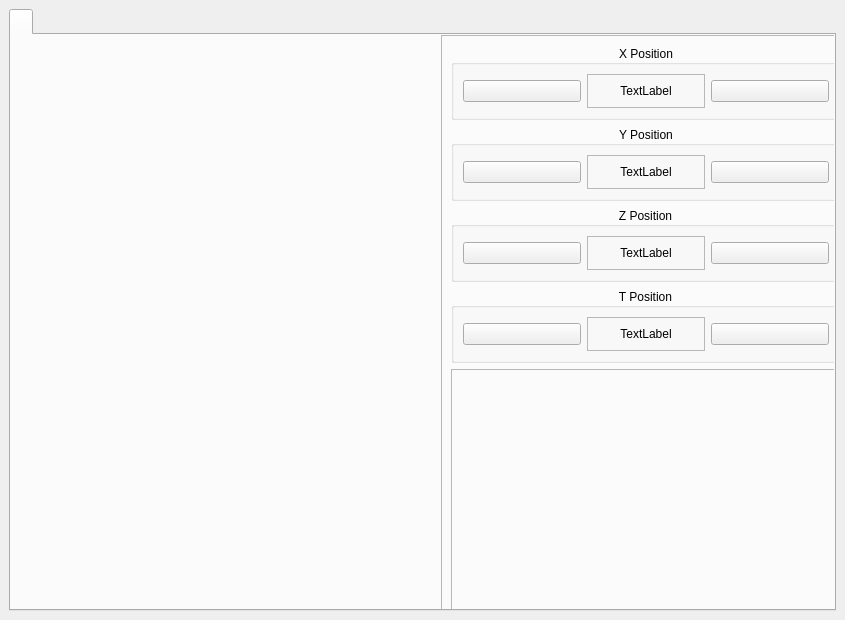
listpplo/AtopRobo, file UI_Files/RoboTeach.ui: the form before one commit.
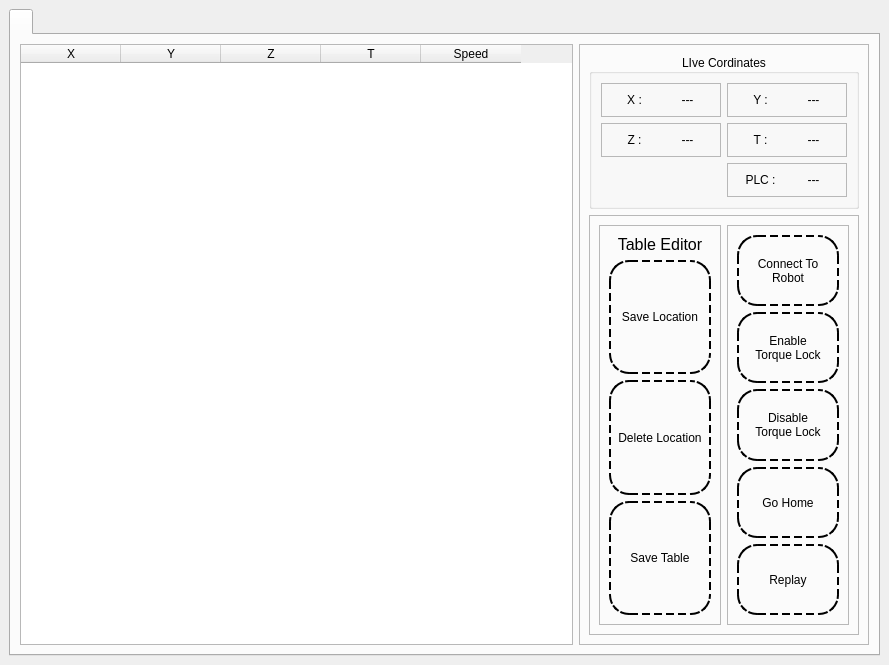
The form after the commit. Icons and pictures are not drawn.

The edit to the form file:
```diff
--- a/UI_Files/RoboTeach.ui
+++ b/UI_Files/RoboTeach.ui
@@ -6,8 +6,8 @@
    <rect>
     <x>0</x>
     <y>0</y>
-    <width>845</width>
-    <height>620</height>
+    <width>889</width>
+    <height>665</height>
    </rect>
   </property>
   <property name="windowTitle">
@@ -21,21 +21,53 @@
        <attribute name="title">
         <string/>
        </attribute>
+       <layout class="QHBoxLayout" name="horizontalLayout_2">
+        <item>
+         <widget class="QTableWidget" name="tableWidget">
+          <property name="alternatingRowColors">
+           <bool>true</bool>
+          </property>
+          <column>
+           <property name="text">
+            <string>X</string>
+           </property>
+          </column>
+          <column>
+           <property name="text">
+            <string>Y</string>
+           </property>
+          </column>
+          <column>
+           <property name="text">
+            <string>Z</string>
+           </property>
+          </column>
+          <column>
+           <property name="text">
+            <string>T</string>
+           </property>
+          </column>
+          <column>
+           <property name="text">
+            <string>Speed</string>
+           </property>
+          </column>
+         </widget>
+        </item>
+        <item>
        <widget class="QFrame" name="frame">
-        <property name="geometry">
-         <rect>
-          <x>430</x>
-          <y>0</y>
-          <width>410</width>
-          <height>602</height>
-         </rect>
-        </property>
         <property name="sizePolicy">
          <sizepolicy hsizetype="Expanding" vsizetype="Preferred">
           <horstretch>0</horstretch>
           <verstretch>0</verstretch>
          </sizepolicy>
         </property>
+          <property name="maximumSize">
+           <size>
+            <width>290</width>
+            <height>16777215</height>
+           </size>
+          </property>
         <property name="frameShape">
          <enum>QFrame::Shape::StyledPanel</enum>
         </property>
@@ -46,33 +78,77 @@
          <item>
           <widget class="QGroupBox" name="groupBox">
            <property name="title">
-            <string>X Position</string>
+              <string>LIve Cordinates</string>
            </property>
            <property name="alignment">
             <set>Qt::AlignmentFlag::AlignCenter</set>
            </property>
-           <layout class="QHBoxLayout" name="horizontalLayout_2">
+             <layout class="QGridLayout" name="gridLayout">
+              <item row="0" column="1">
+               <widget class="QFrame" name="frame_4">
+                <property name="frameShape">
+                 <enum>QFrame::Shape::StyledPanel</enum>
+                </property>
+                <property name="frameShadow">
+                 <enum>QFrame::Shadow::Raised</enum>
+                </property>
+                <layout class="QHBoxLayout" name="horizontalLayout_7">
             <item>
-             <widget class="QPushButton" name="pushButton">
-              <property name="toolTip">
-               <string>forward</string>
-              </property>
+                  <widget class="QLabel" name="label_3">
+                   <property name="text">
+                    <string>Y :</string>
+                   </property>
+                   <property name="alignment">
+                    <set>Qt::AlignmentFlag::AlignCenter</set>
+                   </property>
+                  </widget>
+                 </item>
+                 <item>
+                  <widget class="QLabel" name="label_4">
               <property name="text">
-               <string/>
-              </property>
-              <property name="icon">
-               <iconset resource="assets.qrc">
-                <normaloff>:/icons/Asstes/Icons/icons8-go-back-64.png</normaloff>:/icons/Asstes/Icons/icons8-go-back-64.png</iconset>
-              </property>
-              <property name="iconSize">
-               <size>
-                <width>50</width>
-                <height>50</height>
-               </size>
-              </property>
+                    <string>---</string>
+                   </property>
+                   <property name="alignment">
+                    <set>Qt::AlignmentFlag::AlignCenter</set>
+                   </property>
+                  </widget>
+                 </item>
+                </layout>
+               </widget>
+              </item>
+              <item row="1" column="1">
+               <widget class="QFrame" name="frame_6">
+                <property name="frameShape">
+                 <enum>QFrame::Shape::StyledPanel</enum>
+                </property>
+                <property name="frameShadow">
+                 <enum>QFrame::Shadow::Raised</enum>
+                </property>
+                <layout class="QHBoxLayout" name="horizontalLayout_10">
+                 <item>
+                  <widget class="QLabel" name="label_9">
+                   <property name="text">
+                    <string>T :</string>
+                   </property>
+                   <property name="alignment">
+                    <set>Qt::AlignmentFlag::AlignCenter</set>
+                   </property>
              </widget>
             </item>
             <item>
+                  <widget class="QLabel" name="label_10">
+                   <property name="text">
+                    <string>---</string>
+                   </property>
+                   <property name="alignment">
+                    <set>Qt::AlignmentFlag::AlignCenter</set>
+                   </property>
+                  </widget>
+                 </item>
+                </layout>
+               </widget>
+              </item>
+              <item row="0" column="0">
              <widget class="QFrame" name="frame_3">
               <property name="frameShape">
                <enum>QFrame::Shape::StyledPanel</enum>
@@ -84,78 +160,17 @@
                <item>
                 <widget class="QLabel" name="label">
                  <property name="text">
-                  <string>TextLabel</string>
+                    <string>X :</string>
                  </property>
                  <property name="alignment">
                   <set>Qt::AlignmentFlag::AlignCenter</set>
                  </property>
                 </widget>
                </item>
-              </layout>
-             </widget>
-            </item>
-            <item>
-             <widget class="QPushButton" name="pushButton_2">
-              <property name="text">
-               <string/>
-              </property>
-              <property name="icon">
-               <iconset resource="assets.qrc">
-                <normaloff>:/icons/Asstes/Icons/icons8-circled-right-64.png</normaloff>:/icons/Asstes/Icons/icons8-circled-right-64.png</iconset>
-              </property>
-              <property name="iconSize">
-               <size>
-                <width>50</width>
-                <height>50</height>
-               </size>
-              </property>
-             </widget>
-            </item>
-           </layout>
-          </widget>
-         </item>
-         <item>
-          <widget class="QGroupBox" name="groupBox_2">
-           <property name="title">
-            <string>Y Position</string>
-           </property>
-           <property name="alignment">
-            <set>Qt::AlignmentFlag::AlignCenter</set>
-           </property>
-           <layout class="QHBoxLayout" name="horizontalLayout_3">
-            <item>
-             <widget class="QPushButton" name="pushButton_3">
-              <property name="toolTip">
-               <string>forward</string>
-              </property>
-              <property name="text">
-               <string/>
-              </property>
-              <property name="icon">
-               <iconset resource="assets.qrc">
-                <normaloff>:/icons/Asstes/Icons/icons8-go-back-64.png</normaloff>:/icons/Asstes/Icons/icons8-go-back-64.png</iconset>
-              </property>
-              <property name="iconSize">
-               <size>
-                <width>50</width>
-                <height>50</height>
-               </size>
-              </property>
-             </widget>
-            </item>
-            <item>
-             <widget class="QFrame" name="frame_4">
-              <property name="frameShape">
-               <enum>QFrame::Shape::StyledPanel</enum>
-              </property>
-              <property name="frameShadow">
-               <enum>QFrame::Shadow::Raised</enum>
-              </property>
-              <layout class="QHBoxLayout" name="horizontalLayout_7">
                <item>
                 <widget class="QLabel" name="label_2">
                  <property name="text">
-                  <string>TextLabel</string>
+                    <string>---</string>
                  </property>
                  <property name="alignment">
                   <set>Qt::AlignmentFlag::AlignCenter</set>
@@ -165,56 +180,7 @@
               </layout>
              </widget>
             </item>
-            <item>
-             <widget class="QPushButton" name="pushButton_4">
-              <property name="text">
-               <string/>
-              </property>
-              <property name="icon">
-               <iconset resource="assets.qrc">
-                <normaloff>:/icons/Asstes/Icons/icons8-circled-right-64.png</normaloff>:/icons/Asstes/Icons/icons8-circled-right-64.png</iconset>
-              </property>
-              <property name="iconSize">
-               <size>
-                <width>50</width>
-                <height>50</height>
-               </size>
-              </property>
-             </widget>
-            </item>
-           </layout>
-          </widget>
-         </item>
-         <item>
-          <widget class="QGroupBox" name="groupBox_3">
-           <property name="title">
-            <string>Z Position</string>
-           </property>
-           <property name="alignment">
-            <set>Qt::AlignmentFlag::AlignCenter</set>
-           </property>
-           <layout class="QHBoxLayout" name="horizontalLayout_4">
-            <item>
-             <widget class="QPushButton" name="pushButton_5">
-              <property name="toolTip">
-               <string>forward</string>
-              </property>
-              <property name="text">
-               <string/>
-              </property>
-              <property name="icon">
-               <iconset resource="assets.qrc">
-                <normaloff>:/icons/Asstes/Icons/icons8-go-back-64.png</normaloff>:/icons/Asstes/Icons/icons8-go-back-64.png</iconset>
-              </property>
-              <property name="iconSize">
-               <size>
-                <width>50</width>
-                <height>50</height>
-               </size>
-              </property>
-             </widget>
-            </item>
-            <item>
+              <item row="1" column="0">
              <widget class="QFrame" name="frame_5">
               <property name="frameShape">
                <enum>QFrame::Shape::StyledPanel</enum>
@@ -222,106 +188,60 @@
               <property name="frameShadow">
                <enum>QFrame::Shadow::Raised</enum>
               </property>
-              <layout class="QHBoxLayout" name="horizontalLayout_8">
-               <item>
-                <widget class="QLabel" name="label_3">
-                 <property name="text">
-                  <string>TextLabel</string>
-                 </property>
-                 <property name="alignment">
-                  <set>Qt::AlignmentFlag::AlignCenter</set>
-                 </property>
-                </widget>
-               </item>
-              </layout>
-             </widget>
-            </item>
-            <item>
-             <widget class="QPushButton" name="pushButton_6">
-              <property name="text">
-               <string/>
-              </property>
-              <property name="icon">
-               <iconset resource="assets.qrc">
-                <normaloff>:/icons/Asstes/Icons/icons8-circled-right-64.png</normaloff>:/icons/Asstes/Icons/icons8-circled-right-64.png</iconset>
-              </property>
-              <property name="iconSize">
-               <size>
-                <width>50</width>
-                <height>50</height>
-               </size>
-              </property>
-             </widget>
-            </item>
-           </layout>
-          </widget>
-         </item>
-         <item>
-          <widget class="QGroupBox" name="groupBox_4">
-           <property name="title">
-            <string>T Position</string>
-           </property>
-           <property name="alignment">
-            <set>Qt::AlignmentFlag::AlignCenter</set>
-           </property>
-           <layout class="QHBoxLayout" name="horizontalLayout_5">
-            <item>
-             <widget class="QPushButton" name="pushButton_7">
-              <property name="toolTip">
-               <string>forward</string>
-              </property>
-              <property name="text">
-               <string/>
-              </property>
-              <property name="icon">
-               <iconset resource="assets.qrc">
-                <normaloff>:/icons/Asstes/Icons/icons8-go-back-64.png</normaloff>:/icons/Asstes/Icons/icons8-go-back-64.png</iconset>
-              </property>
-              <property name="iconSize">
-               <size>
-                <width>50</width>
-                <height>50</height>
-               </size>
-              </property>
-             </widget>
-            </item>
-            <item>
-             <widget class="QFrame" name="frame_6">
-              <property name="frameShape">
-               <enum>QFrame::Shape::StyledPanel</enum>
-              </property>
-              <property name="frameShadow">
-               <enum>QFrame::Shadow::Raised</enum>
-              </property>
               <layout class="QHBoxLayout" name="horizontalLayout_9">
                <item>
-                <widget class="QLabel" name="label_4">
+                  <widget class="QLabel" name="label_7">
                  <property name="text">
-                  <string>TextLabel</string>
+                    <string>Z :</string>
                  </property>
                  <property name="alignment">
                   <set>Qt::AlignmentFlag::AlignCenter</set>
                  </property>
                 </widget>
                </item>
+                 <item>
+                  <widget class="QLabel" name="label_8">
+                   <property name="text">
+                    <string>---</string>
+                   </property>
+                   <property name="alignment">
+                    <set>Qt::AlignmentFlag::AlignCenter</set>
+                   </property>
+                  </widget>
+                 </item>
               </layout>
              </widget>
             </item>
+              <item row="2" column="1">
+               <widget class="QFrame" name="frame_9">
+                <property name="frameShape">
+                 <enum>QFrame::Shape::StyledPanel</enum>
+                </property>
+                <property name="frameShadow">
+                 <enum>QFrame::Shadow::Raised</enum>
+                </property>
+                <layout class="QHBoxLayout" name="horizontalLayout_11">
             <item>
-             <widget class="QPushButton" name="pushButton_8">
+                  <widget class="QLabel" name="label_12">
               <property name="text">
-               <string/>
-              </property>
-              <property name="icon">
-               <iconset resource="assets.qrc">
-                <normaloff>:/icons/Asstes/Icons/icons8-circled-right-64.png</normaloff>:/icons/Asstes/Icons/icons8-circled-right-64.png</iconset>
-              </property>
-              <property name="iconSize">
-               <size>
-                <width>50</width>
-                <height>50</height>
-               </size>
-              </property>
+                    <string>PLC :</string>
+                   </property>
+                   <property name="alignment">
+                    <set>Qt::AlignmentFlag::AlignCenter</set>
+                   </property>
+                  </widget>
+                 </item>
+                 <item>
+                  <widget class="QLabel" name="label_13">
+                   <property name="text">
+                    <string>---</string>
+                   </property>
+                   <property name="alignment">
+                    <set>Qt::AlignmentFlag::AlignCenter</set>
+                   </property>
+                  </widget>
+                 </item>
+                </layout>
              </widget>
             </item>
            </layout>
@@ -341,10 +261,328 @@
            <property name="frameShadow">
             <enum>QFrame::Shadow::Raised</enum>
            </property>
-          </widget>
-         </item>
-        </layout>
-       </widget>
+             <layout class="QGridLayout" name="gridLayout_2">
+              <item row="2" column="1">
+               <widget class="QFrame" name="frame_7">
+                <property name="frameShape">
+                 <enum>QFrame::Shape::StyledPanel</enum>
+                </property>
+                <property name="frameShadow">
+                 <enum>QFrame::Shadow::Raised</enum>
+                </property>
+                <layout class="QVBoxLayout" name="verticalLayout_2">
+                 <item>
+                  <widget class="QPushButton" name="pushButton_5">
+                   <property name="sizePolicy">
+                    <sizepolicy hsizetype="Minimum" vsizetype="Expanding">
+                     <horstretch>0</horstretch>
+                     <verstretch>0</verstretch>
+                    </sizepolicy>
+                   </property>
+                   <property name="styleSheet">
+                    <string notr="true">QPushButton{
+	border:2px dashed black;
+	border-radius:20%;
+}
+
+QPushButton::hover{
+	background-color: rgb(252, 255, 51);
+	border:2px dashed black;
+	border-radius:20%;
+}
+
+QPushButton::checked{
+	background-color: rgb(25, 255, 140);
+	border:2px dashed black;
+	border-radius:20%;
+}</string>
+                   </property>
+                   <property name="text">
+                    <string>Connect To
+Robot</string>
+                   </property>
+                   <property name="checkable">
+                    <bool>true</bool>
+                   </property>
+                  </widget>
+                 </item>
+                 <item>
+                  <widget class="QPushButton" name="pushButton">
+                   <property name="sizePolicy">
+                    <sizepolicy hsizetype="Minimum" vsizetype="Expanding">
+                     <horstretch>0</horstretch>
+                     <verstretch>0</verstretch>
+                    </sizepolicy>
+                   </property>
+                   <property name="styleSheet">
+                    <string notr="true">QPushButton{
+	border:2px dashed black;
+	border-radius:20%;
+}
+
+QPushButton::hover{
+	background-color: rgb(252, 255, 51);
+	border:2px dashed black;
+	border-radius:20%;
+}
+
+QPushButton::checked{
+	background-color: rgb(25, 255, 140);
+	border:2px dashed black;
+	border-radius:20%;
+}</string>
+                   </property>
+                   <property name="text">
+                    <string>Enable
+Torque Lock</string>
+                   </property>
+                   <property name="checkable">
+                    <bool>true</bool>
+                   </property>
+                  </widget>
+                 </item>
+                 <item>
+                  <widget class="QPushButton" name="pushButton_6">
+                   <property name="sizePolicy">
+                    <sizepolicy hsizetype="Minimum" vsizetype="Expanding">
+                     <horstretch>0</horstretch>
+                     <verstretch>0</verstretch>
+                    </sizepolicy>
+                   </property>
+                   <property name="styleSheet">
+                    <string notr="true">QPushButton{
+	border:2px dashed black;
+	border-radius:20%;
+}
+
+QPushButton::hover{
+	background-color: rgb(252, 255, 51);
+	border:2px dashed black;
+	border-radius:20%;
+}
+
+QPushButton::checked{
+	background-color: rgb(25, 255, 140);
+	border:2px dashed black;
+	border-radius:20%;
+}</string>
+                   </property>
+                   <property name="text">
+                    <string>Disable
+Torque Lock</string>
+                   </property>
+                   <property name="checkable">
+                    <bool>true</bool>
+                   </property>
+                  </widget>
+                 </item>
+                 <item>
+                  <widget class="QPushButton" name="pushButton_10">
+                   <property name="sizePolicy">
+                    <sizepolicy hsizetype="Minimum" vsizetype="Expanding">
+                     <horstretch>0</horstretch>
+                     <verstretch>0</verstretch>
+                    </sizepolicy>
+                   </property>
+                   <property name="styleSheet">
+                    <string notr="true">QPushButton{
+	border:2px dashed black;
+	border-radius:20%;
+}
+
+QPushButton::hover{
+	background-color: rgb(252, 255, 51);
+	border:2px dashed black;
+	border-radius:20%;
+}
+
+QPushButton::checked{
+	background-color: rgb(25, 255, 140);
+	border:2px dashed black;
+	border-radius:20%;
+}</string>
+                   </property>
+                   <property name="text">
+                    <string>Go Home</string>
+                   </property>
+                   <property name="checkable">
+                    <bool>true</bool>
+                   </property>
+                  </widget>
+                 </item>
+                 <item>
+                  <widget class="QPushButton" name="pushButton_4">
+                   <property name="sizePolicy">
+                    <sizepolicy hsizetype="Minimum" vsizetype="Expanding">
+                     <horstretch>0</horstretch>
+                     <verstretch>0</verstretch>
+                    </sizepolicy>
+                   </property>
+                   <property name="styleSheet">
+                    <string notr="true">QPushButton{
+	border:2px dashed black;
+	border-radius:20%;
+}
+
+QPushButton::hover{
+	background-color: rgb(252, 255, 51);
+	border:2px dashed black;
+	border-radius:20%;
+}
+
+QPushButton::checked{
+	background-color: rgb(25, 255, 140);
+	border:2px dashed black;
+	border-radius:20%;
+}</string>
+                   </property>
+                   <property name="text">
+                    <string>Replay</string>
+                   </property>
+                   <property name="checkable">
+                    <bool>false</bool>
+                   </property>
+                  </widget>
+                 </item>
+                </layout>
+               </widget>
+              </item>
+              <item row="2" column="0">
+               <widget class="QFrame" name="frame_8">
+                <property name="frameShape">
+                 <enum>QFrame::Shape::StyledPanel</enum>
+                </property>
+                <property name="frameShadow">
+                 <enum>QFrame::Shadow::Raised</enum>
+                </property>
+                <layout class="QVBoxLayout" name="verticalLayout_3">
+                 <item>
+                  <widget class="QLabel" name="label_11">
+                   <property name="font">
+                    <font>
+                     <pointsize>12</pointsize>
+                    </font>
+                   </property>
+                   <property name="text">
+                    <string>Table Editor</string>
+                   </property>
+                   <property name="alignment">
+                    <set>Qt::AlignmentFlag::AlignCenter</set>
+                   </property>
+                  </widget>
+                 </item>
+                 <item>
+                  <widget class="QPushButton" name="pushButton_2">
+                   <property name="sizePolicy">
+                    <sizepolicy hsizetype="Minimum" vsizetype="Expanding">
+                     <horstretch>0</horstretch>
+                     <verstretch>0</verstretch>
+                    </sizepolicy>
+                   </property>
+                   <property name="styleSheet">
+                    <string notr="true">QPushButton{
+	border:2px dashed black;
+	border-radius:20%;
+}
+
+QPushButton::hover{
+	background-color: rgb(252, 255, 51);
+	border:2px dashed black;
+	border-radius:20%;
+}
+
+QPushButton::checked{
+	background-color: rgb(25, 255, 140);
+	border:2px dashed black;
+	border-radius:20%;
+}</string>
+                   </property>
+                   <property name="text">
+                    <string>Save Location</string>
+                   </property>
+                   <property name="checkable">
+                    <bool>false</bool>
+                   </property>
+                  </widget>
+                 </item>
+                 <item>
+                  <widget class="QPushButton" name="pushButton_8">
+                   <property name="sizePolicy">
+                    <sizepolicy hsizetype="Minimum" vsizetype="Expanding">
+                     <horstretch>0</horstretch>
+                     <verstretch>0</verstretch>
+                    </sizepolicy>
+                   </property>
+                   <property name="styleSheet">
+                    <string notr="true">QPushButton{
+	border:2px dashed black;
+	border-radius:20%;
+}
+
+QPushButton::hover{
+	background-color: rgb(252, 255, 51);
+	border:2px dashed black;
+	border-radius:20%;
+}
+
+QPushButton::checked{
+	background-color: rgb(25, 255, 140);
+	border:2px dashed black;
+	border-radius:20%;
+}</string>
+                   </property>
+                   <property name="text">
+                    <string>Delete Location</string>
+                   </property>
+                   <property name="checkable">
+                    <bool>false</bool>
+                   </property>
+                  </widget>
+                 </item>
+                 <item>
+                  <widget class="QPushButton" name="pushButton_9">
+                   <property name="sizePolicy">
+                    <sizepolicy hsizetype="Minimum" vsizetype="Expanding">
+                     <horstretch>0</horstretch>
+                     <verstretch>0</verstretch>
+                    </sizepolicy>
+                   </property>
+                   <property name="styleSheet">
+                    <string notr="true">QPushButton{
+	border:2px dashed black;
+	border-radius:20%;
+}
+
+QPushButton::hover{
+	background-color: rgb(252, 255, 51);
+	border:2px dashed black;
+	border-radius:20%;
+}
+
+QPushButton::checked{
+	background-color: rgb(25, 255, 140);
+	border:2px dashed black;
+	border-radius:20%;
+}</string>
+                   </property>
+                   <property name="text">
+                    <string>Save Table</string>
+                   </property>
+                   <property name="checkable">
+                    <bool>false</bool>
+                   </property>
+                  </widget>
+                 </item>
+                </layout>
+               </widget>
+              </item>
+             </layout>
+            </widget>
+           </item>
+          </layout>
+         </widget>
+        </item>
+       </layout>
       </widget>
      </widget>
     </item>
```
Left out of the diff: 2 changed lines with no effect on the pictures. Lines whose indentation alone changed are shown as unchanged.
